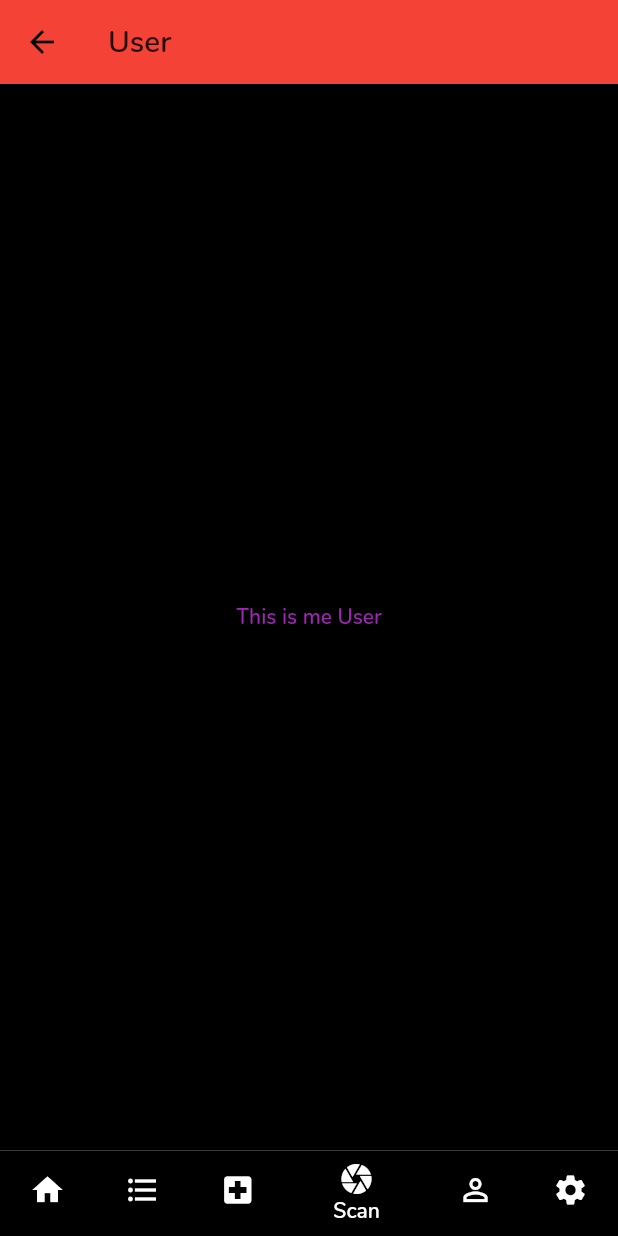
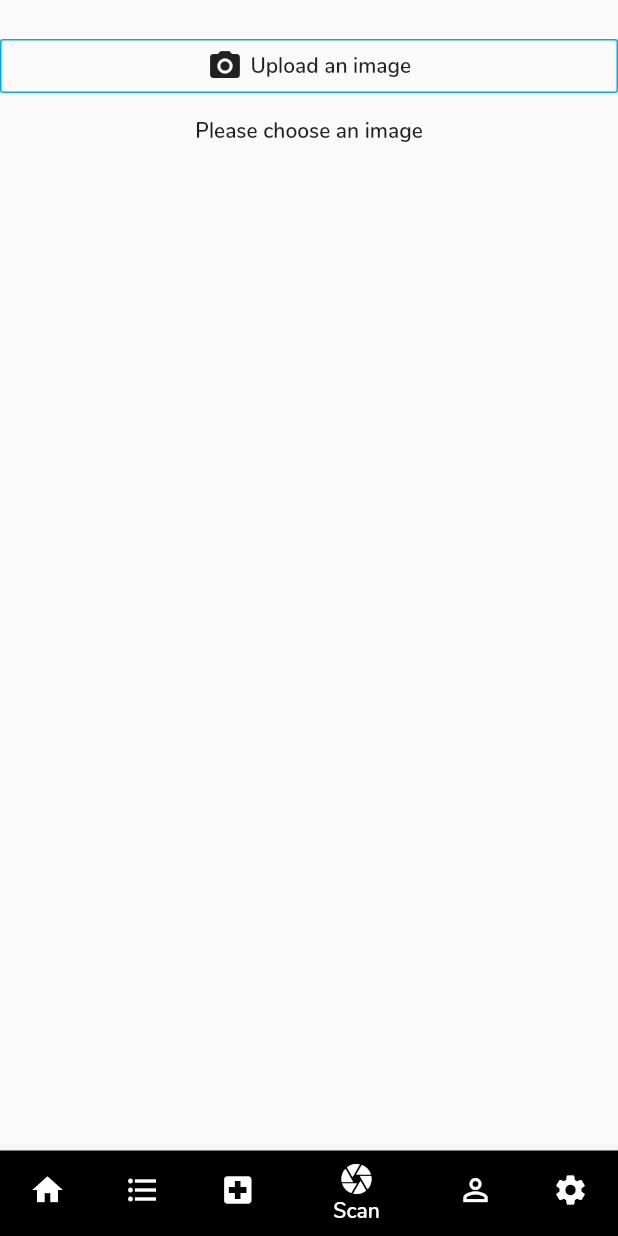
Before and after one commit to ssadick2/eye, a Flutter app: the MyBottomNavigationBar screen opened directly, item 4 of the bottom bar chosen, on a phone screen of 412 x 824 dp. Run offline on Flutter 3.47's test engine with Material 2 defaults, Android fonts, the phone set to English and light mode, and no system bars; our stand-ins replace image_picker.

Commit message:
fix camera issue

```diff
--- a/lib/home_page.dart
+++ b/lib/home_page.dart
@@ -6,7 +6,7 @@ import 'package:dodo/pages/setting.dart';
 import 'package:dodo/pages/user.dart';
 import 'package:flutter/material.dart';
 //import 'package:rty/login_page.dart';
-//import 'package:rty/pages/camera.dart';
+import 'package:dodo/pages/camera.dart';
 
 
 class HomePage extends StatelessWidget {
@@ -102,8 +102,9 @@ class _MyBottomNavigationBarState extends State<MyBottomNavigationBar> {
     Home(),
     Menu(),
     Appointment(),
+    Cameras(),
     User(),
-    //Cameras(),
+
     Setting(),
   ];
   void onTappedBar(int index) {
--- a/lib/pages/camera.dart
+++ b/lib/pages/camera.dart
@@ -292,3 +292,125 @@
 //
 //   timestamp() {}
 // }
+
+import 'package:flutter/material.dart';
+import 'package:http/http.dart' as http;
+import 'dart:convert';
+import 'dart:io';
+import 'package:image_picker/image_picker.dart';
+
+class Cameras extends StatefulWidget {
+  @override
+  _CamerasState createState() => _CamerasState();
+}
+
+class _CamerasState extends State<Cameras> {
+  File imageFile; // holding the image instance
+
+
+  @override
+  void initState() {
+    // TODO: implement initState
+    super.initState();
+  }
+
+  void openImagePicker(BuildContext context) {
+    showModalBottomSheet(
+        context: context,
+        builder: (BuildContext context) {
+          return Container(
+            height: 150,
+            padding: EdgeInsets.all(10),
+            child: Column(
+              children: <Widget>[
+                Text(
+                  'Pick an image',
+                  style: TextStyle(fontWeight: FontWeight.bold),
+                ),
+                SizedBox(
+                  height: 10.0,
+                ),
+                FlatButton(
+                  child: Text(
+                    'Use Camera',
+                    style: TextStyle(color: Colors.blue),
+                  ),
+                  onPressed: () {
+                    getImage(context, ImageSource.camera);
+                  },
+                ),
+                FlatButton(
+                  child: Text(
+                    'Use Gallery',
+                    style: TextStyle(color: Colors.blue),
+                  ),
+                  onPressed: () {
+                    getImage(context, ImageSource.gallery);
+                  },
+                ),
+              ],
+            ),
+          );
+        });
+  }
+
+  void getImage(BuildContext context, ImageSource source) {
+    ImagePicker.pickImage(
+      source: source,
+      maxWidth: 400,
+    ).then((File image) {
+
+      setState(() {
+        imageFile = image;
+      });
+      Navigator.pop(context);
+      uploadImage(imageFile);
+    });
+  }
+
+  uploadImage(File image, {String imagePath}) async {
+
+    // image ==> the image picked from the camera
+    // So write logic to upload the image to a server for prediction
+    // cheers
+
+  }
+
+  @override
+  Widget build(BuildContext context) {
+    return Column(children: <Widget>[
+      SizedBox(
+        height: 20,
+      ),
+      OutlineButton(
+        borderSide: BorderSide(color: Colors.lightBlue),
+        onPressed: () {
+          openImagePicker(context);
+        },
+        child: Row(
+          mainAxisAlignment: MainAxisAlignment.center,
+          children: <Widget>[
+            Icon(Icons.camera_alt),
+            SizedBox(
+              width: 5.0,
+            ),
+            Text('Upload an image')
+          ],
+        ),
+      ),
+      SizedBox(
+        height: 10.0,
+      ),
+      imageFile == null
+          ? Text('Please choose an image')
+          : Image.file(
+        imageFile,
+        fit: BoxFit.cover,
+        height: 300.0,
+        alignment: Alignment.topCenter,
+        width: MediaQuery.of(context).size.width,
+      ),
+
+    ]);
+  }
+}
--- a/pubspec.yaml
+++ b/pubspec.yaml
@@ -28,7 +28,6 @@ dependencies:
   # The following adds the Cupertino Icons font to your application.
   # Use with the CupertinoIcons class for iOS style icons.
   cupertino_icons: ^1.0.0
-  camera: ^0.5.8+7
   image_picker: ^0.6.7+11
   path_provider: ^1.6.18
   video_player: ^0.11.0
```
Also changed, not shown: pubspec.lock.
